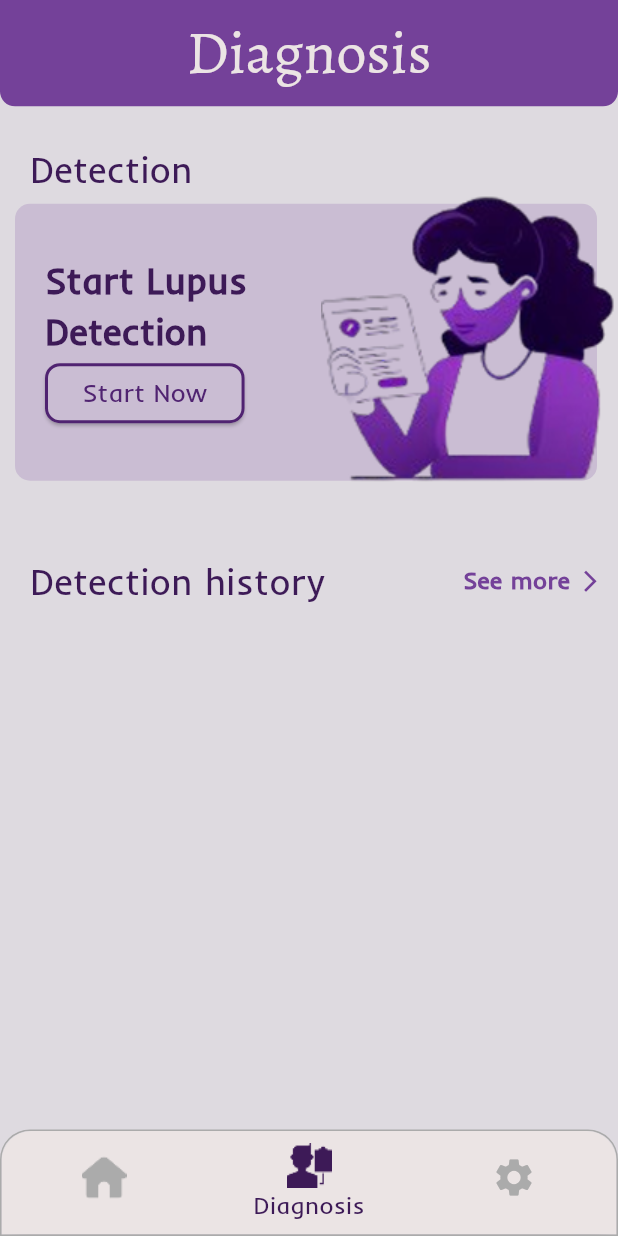
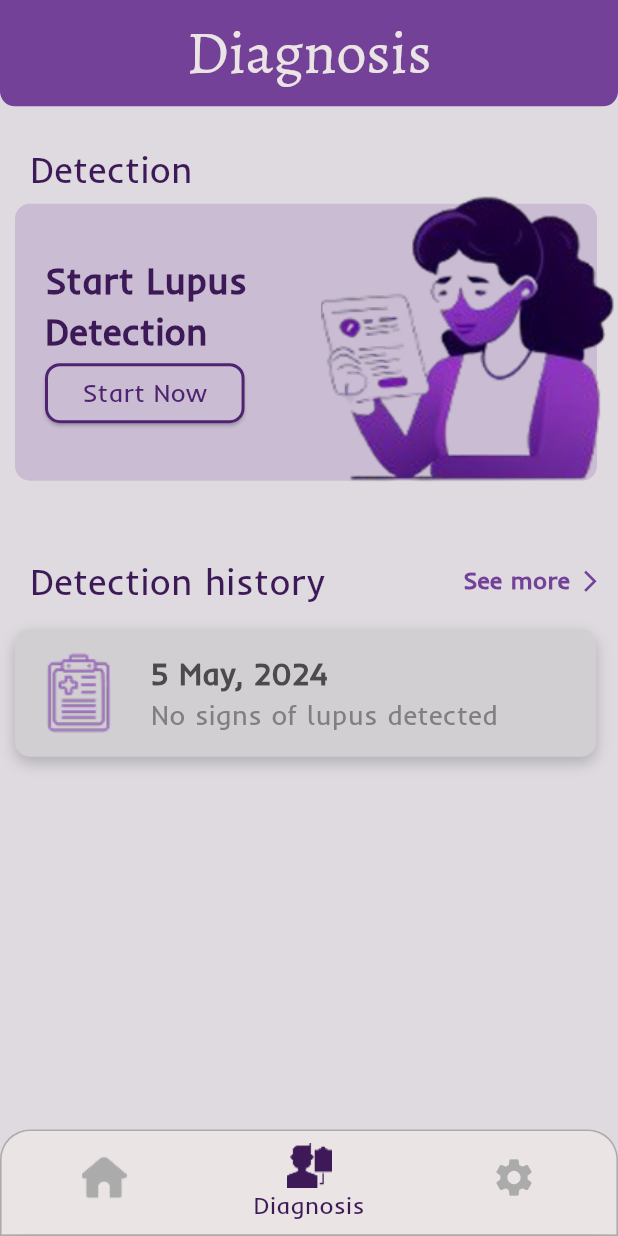
Before and after one commit to NourEkramy/Lupira-App, a Flutter app: the screen it shows after launch, item 2 of the bottom bar chosen, on a phone screen of 412 x 824 dp. Run offline on Flutter 3.47's test engine with Material 3 defaults, Android fonts, the phone set to English and light mode, and no system bars; our stand-ins replace bloc, flutter_bloc.

Commit message:
Add detection report card

```diff
--- a/lib/Tabs/diagnosis_tab.dart
+++ b/lib/Tabs/diagnosis_tab.dart
@@ -76,9 +76,49 @@ class DiagnosisTab extends StatelessWidget {
             ),
             Container(
               decoration: BoxDecoration(
-
+                color: const Color(0xffD2CFD3),
+                borderRadius: BorderRadius.circular(10),
+                boxShadow: [
+                  BoxShadow(
+                    color: Colors.black.withOpacity(0.2), // Shadow color with opacity
+                    spreadRadius: 0, // Spread of the shadow
+                    blurRadius: 8, // Softness of the shadow
+                    offset: const Offset(0, 4), // Position of the shadow (X, Y)
+                  ),
+                ],
               ),
-              child: Row(),
+              padding: const EdgeInsets.symmetric(vertical: 15,horizontal: 15,),
+              margin: const EdgeInsets.only(top: 15,),
+              width: MediaQuery.of(context).size.width * 0.94,
+              child: Row(
+                children: [
+                  Image.asset("assets/images/medical-clipboard .png"),
+                  SizedBox(width: MediaQuery.of(context).size.width*0.05,),
+                  Column(
+                    crossAxisAlignment: CrossAxisAlignment.start,
+                    children: [
+                      Text(
+                        "5 May, 2024",
+                        style: TextStyle(
+                          color: Color(0xFF4B4A4C),
+                          fontFamily: "Inder",
+                          fontSize: 20,
+                          fontWeight: FontWeight.bold,
+                        ),
+                      ),
+                      Text(
+                        "No signs of lupus detected",
+                        style: TextStyle(
+                          color: Color(0xFF817F82),
+                          fontFamily: "Inder",
+                          fontSize: 18,
+                          fontWeight: FontWeight.w400,
+                        ),
+                      ),
+                    ],
+                  ),
+                ],
+              ),
             ),
           ],
         ),
```
